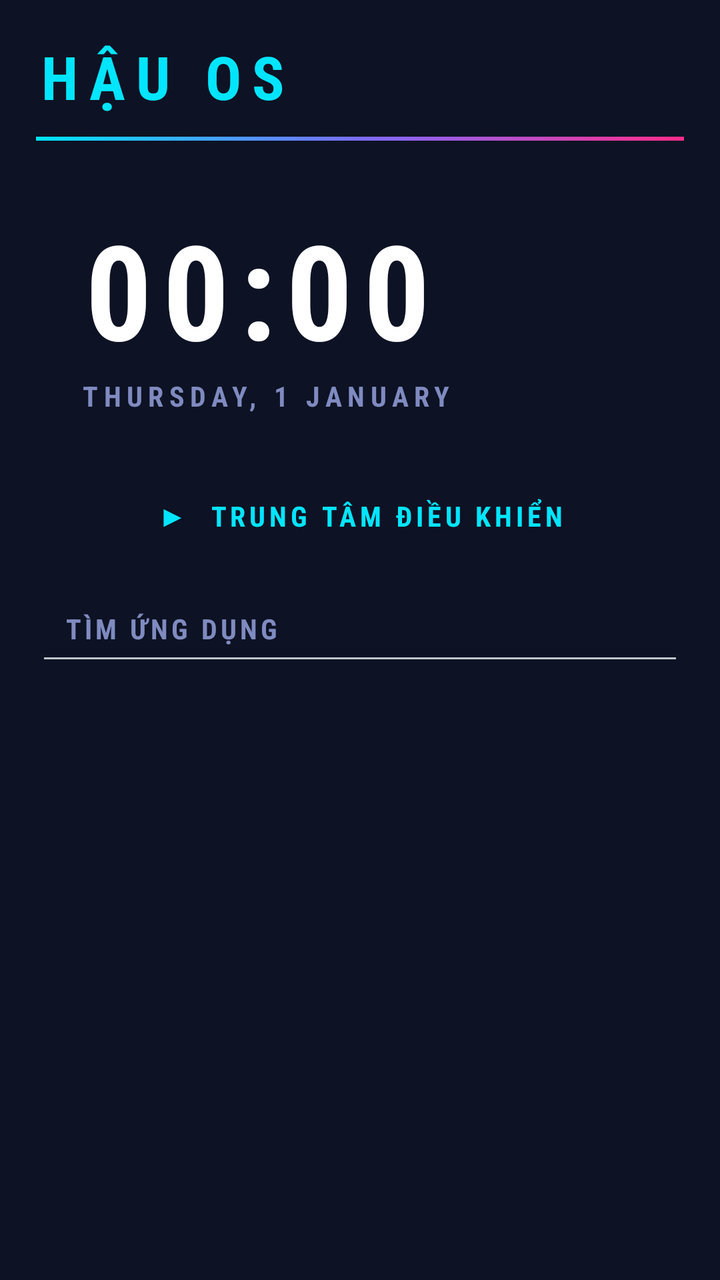
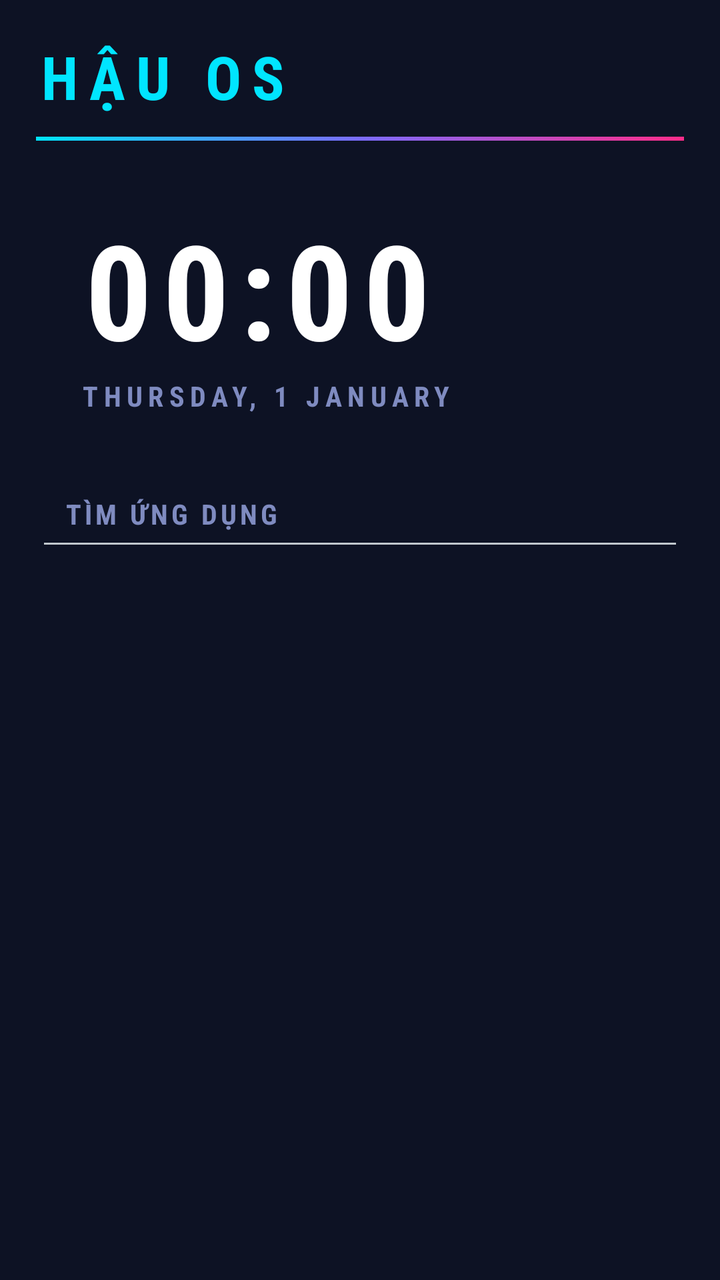

Before-and-after screenshots of an Android layout around one commit, followed by the original layout XML and the change that was made.
<!-- AndroidManifest.xml: application theme AppTheme -->
<!-- res/layout/activity_main.xml -->
<?xml version="1.0" encoding="utf-8"?>
<FrameLayout xmlns:android="http://schemas.android.com/apk/res/android"
    android:layout_width="match_parent"
    android:layout_height="match_parent"
    android:background="#0D1224">

    <LinearLayout
        android:id="@+id/homeRoot"
        android:layout_width="match_parent"
        android:layout_height="match_parent"
        android:orientation="vertical">

        <ScrollView
            android:id="@+id/homeScroll"
            android:layout_width="match_parent"
            android:layout_height="0dp"
            android:layout_weight="1"
            android:scrollbars="none">

            <LinearLayout
                android:layout_width="match_parent"
                android:layout_height="wrap_content"
                android:focusableInTouchMode="true"
                android:orientation="vertical"
                android:padding="18dp">

                <LinearLayout
                    android:layout_width="match_parent"
                    android:layout_height="wrap_content"
                    android:gravity="center_vertical"
                    android:orientation="horizontal">

                    <TextView
                        android:layout_width="wrap_content"
                        android:layout_height="wrap_content"
                        android:fontFamily="sans-serif-condensed"
                        android:letterSpacing="0.18"
                        android:text="HẬU OS"
                        android:textColor="#00E5FF"
                        android:textSize="30sp"
                        android:textStyle="bold" />

                    <TextView
                        android:layout_width="0dp"
                        android:layout_height="wrap_content"
                        android:layout_marginLeft="8dp"
                        android:layout_weight="1"
                        android:fontFamily="sans-serif-condensed"
                        android:letterSpacing="0.35"
                        android:text=""
                        android:textColor="#FF2D8A"
                        android:textSize="12sp"
                        android:textStyle="bold" />

                    <TextView
                        android:id="@+id/battery"
                        android:layout_width="wrap_content"
                        android:layout_height="wrap_content"
                        android:fontFamily="sans-serif-condensed"
                        android:letterSpacing="0.1"
                        android:paddingBottom="6dp"
                        android:paddingLeft="12dp"
                        android:paddingRight="12dp"
                        android:paddingTop="6dp"
                        android:textColor="#FFAB00"
                        android:textSize="13sp"
                        android:textStyle="bold" />
                </LinearLayout>

                <View
                    android:layout_width="match_parent"
                    android:layout_height="2dp"
                    android:layout_marginTop="10dp"
                    android:background="@drawable/bg_rule" />

                <LinearLayout
                    android:id="@+id/clockPanel"
                    android:layout_width="match_parent"
                    android:layout_height="wrap_content"
                    android:layout_marginTop="14dp"
                    android:orientation="vertical"
                    android:paddingBottom="16dp"
                    android:paddingLeft="22dp"
                    android:paddingRight="22dp"
                    android:paddingTop="16dp">

                    <TextClock
                        android:id="@+id/clock"
                        android:layout_width="wrap_content"
                        android:layout_height="wrap_content"
                        android:fontFamily="sans-serif-condensed"
                        android:format12Hour="HH:mm"
                        android:format24Hour="HH:mm"
                        android:letterSpacing="0.08"
                        android:textColor="#FFFFFF"
                        android:textSize="66sp"
                        android:textStyle="bold" />

                    <TextClock
                        android:id="@+id/date"
                        android:layout_width="wrap_content"
                        android:layout_height="wrap_content"
                        android:fontFamily="sans-serif-condensed"
                        android:format12Hour="EEEE, d MMMM"
                        android:format24Hour="EEEE, d MMMM"
                        android:letterSpacing="0.2"
                        android:textAllCaps="true"
                        android:textColor="#7F8BC0"
                        android:textSize="14sp"
                        android:textStyle="bold" />
                </LinearLayout>

                <TextView
                    android:id="@+id/ctlBtn"
                    android:layout_width="match_parent"
                    android:layout_height="wrap_content"
                    android:layout_marginTop="12dp"
                    android:fontFamily="sans-serif-condensed"
                    android:gravity="center"
                    android:letterSpacing="0.14"
                    android:padding="13dp"
                    android:text="▶  TRUNG TÂM ĐIỀU KHIỂN"
                    android:textColor="#00E5FF"
                    android:textSize="14sp"
                    android:textStyle="bold" />

                <EditText
                    android:id="@+id/search"
                    android:layout_width="match_parent"
                    android:layout_height="wrap_content"
                    android:layout_marginTop="10dp"
                    android:fontFamily="sans-serif-condensed"
                    android:hint="TÌM ỨNG DỤNG"
                    android:imeOptions="actionSearch"
                    android:inputType="text"
                    android:letterSpacing="0.12"
                    android:maxLines="1"
                    android:padding="14dp"
                    android:textColor="#FFFFFF"
                    android:textColorHint="#7F8BC0"
                    android:textSize="14sp"
                    android:textStyle="bold" />

                <GridLayout
                    android:id="@+id/appsGrid"
                    android:layout_width="match_parent"
                    android:layout_height="wrap_content"
                    android:layout_marginTop="8dp"
                    android:columnCount="4" />
            </LinearLayout>
        </ScrollView>

        <LinearLayout
            android:id="@+id/dock"
            android:layout_width="match_parent"
            android:layout_height="wrap_content"
            android:orientation="horizontal"
            android:paddingBottom="10dp"
            android:paddingLeft="14dp"
            android:paddingRight="14dp"
            android:paddingTop="6dp" />
    </LinearLayout>

    <LinearLayout
        android:id="@+id/ccPanel"
        android:layout_width="match_parent"
        android:layout_height="match_parent"
        android:background="#0D1224"
        android:clickable="true"
        android:orientation="vertical"
        android:paddingBottom="8dp"
        android:paddingLeft="14dp"
        android:paddingRight="14dp"
        android:paddingTop="14dp"
        android:visibility="gone">

        <LinearLayout
            android:id="@+id/ccHeader"
            android:layout_width="match_parent"
            android:layout_height="wrap_content"
            android:orientation="vertical">

            <LinearLayout
                android:layout_width="match_parent"
                android:layout_height="wrap_content"
                android:gravity="center_vertical"
                android:orientation="horizontal">

                <TextView
                    android:layout_width="0dp"
                    android:layout_height="wrap_content"
                    android:layout_weight="1"
                    android:fontFamily="sans-serif-condensed"
                    android:letterSpacing="0.14"
                    android:text="TRUNG TÂM ĐIỀU KHIỂN"
                    android:textColor="#00E5FF"
                    android:textSize="20sp"
                    android:textStyle="bold" />

                <TextView
                    android:id="@+id/ccSettings"
                    android:layout_width="wrap_content"
                    android:layout_height="wrap_content"
                    android:padding="6dp"
                    android:text="⚙"
                    android:textColor="#FFFFFF"
                    android:textSize="24sp" />
            </LinearLayout>

            <View
                android:layout_width="match_parent"
                android:layout_height="2dp"
                android:layout_marginTop="8dp"
                android:background="@drawable/bg_rule" />

            <TextView
                android:id="@+id/ccInfo"
                android:layout_width="match_parent"
                android:layout_height="wrap_content"
                android:layout_marginTop="8dp"
                android:fontFamily="sans-serif-condensed"
                android:letterSpacing="0.12"
                android:textColor="#FFAB00"
                android:textSize="13sp"
                android:textStyle="bold" />
        </LinearLayout>

        <ScrollView
            android:layout_width="match_parent"
            android:layout_height="0dp"
            android:layout_marginTop="8dp"
            android:layout_weight="1"
            android:scrollbars="none">

            <GridLayout
                android:id="@+id/ccGrid"
                android:layout_width="match_parent"
                android:layout_height="wrap_content"
                android:columnCount="4" />
        </ScrollView>
    </LinearLayout>

    <LinearLayout
        android:id="@+id/ytPanel"
        android:layout_width="match_parent"
        android:layout_height="match_parent"
        android:background="#0D1224"
        android:clickable="true"
        android:orientation="vertical"
        android:visibility="gone">

        <LinearLayout
            android:id="@+id/ytHeader"
            android:layout_width="match_parent"
            android:layout_height="wrap_content"
            android:gravity="center_vertical"
            android:orientation="horizontal"
            android:paddingBottom="6dp"
            android:paddingLeft="14dp"
            android:paddingRight="6dp"
            android:paddingTop="10dp">

            <TextView
                android:layout_width="0dp"
                android:layout_height="wrap_content"
                android:layout_weight="1"
                android:fontFamily="sans-serif-condensed"
                android:letterSpacing="0.14"
                android:text="◀  YOUTUBE"
                android:textColor="#FF2D8A"
                android:textSize="18sp"
                android:textStyle="bold" />

            <TextView
                android:id="@+id/ytClose"
                android:layout_width="wrap_content"
                android:layout_height="wrap_content"
                android:fontFamily="sans-serif-condensed"
                android:letterSpacing="0.1"
                android:padding="10dp"
                android:text="ĐÓNG ▶"
                android:textColor="#00E5FF"
                android:textSize="14sp"
                android:textStyle="bold" />
        </LinearLayout>

        <FrameLayout
            android:id="@+id/ytHolder"
            android:layout_width="match_parent"
            android:layout_height="0dp"
            android:layout_weight="1" />
    </LinearLayout>
</FrameLayout>
<!-- resources referenced by this layout -->
<resources>
  <!-- drawable bg_rule (drawable) -->
  <?xml version="1.0" encoding="utf-8"?>
  <shape xmlns:android="http://schemas.android.com/apk/res/android" android:shape="rectangle">
      <gradient android:angle="0" android:startColor="#00E5FF" android:centerColor="#7B6CFF" android:endColor="#FF2D8A" />
  </shape>
  <style name="AppTheme" parent="android:Theme.DeviceDefault.NoActionBar">
          <item name="android:windowBackground">@android:color/black</item>
          <item name="android:statusBarColor">#0D1224</item>
          <item name="android:navigationBarColor">#0D1224</item>
      </style>
</resources>

<!-- the commit's change to res/layout/activity_main.xml (unified diff, before → after) -->
@@ -109,20 +109,6 @@
                         android:textSize="14sp"
                         android:textStyle="bold" />
                 </LinearLayout>
-
-                <TextView
-                    android:id="@+id/ctlBtn"
-                    android:layout_width="match_parent"
-                    android:layout_height="wrap_content"
-                    android:layout_marginTop="12dp"
-                    android:fontFamily="sans-serif-condensed"
-                    android:gravity="center"
-                    android:letterSpacing="0.14"
-                    android:padding="13dp"
-                    android:text="▶  TRUNG TÂM ĐIỀU KHIỂN"
-                    android:textColor="#00E5FF"
-                    android:textSize="14sp"
-                    android:textStyle="bold" />
 
                 <EditText
                     android:id="@+id/search"
